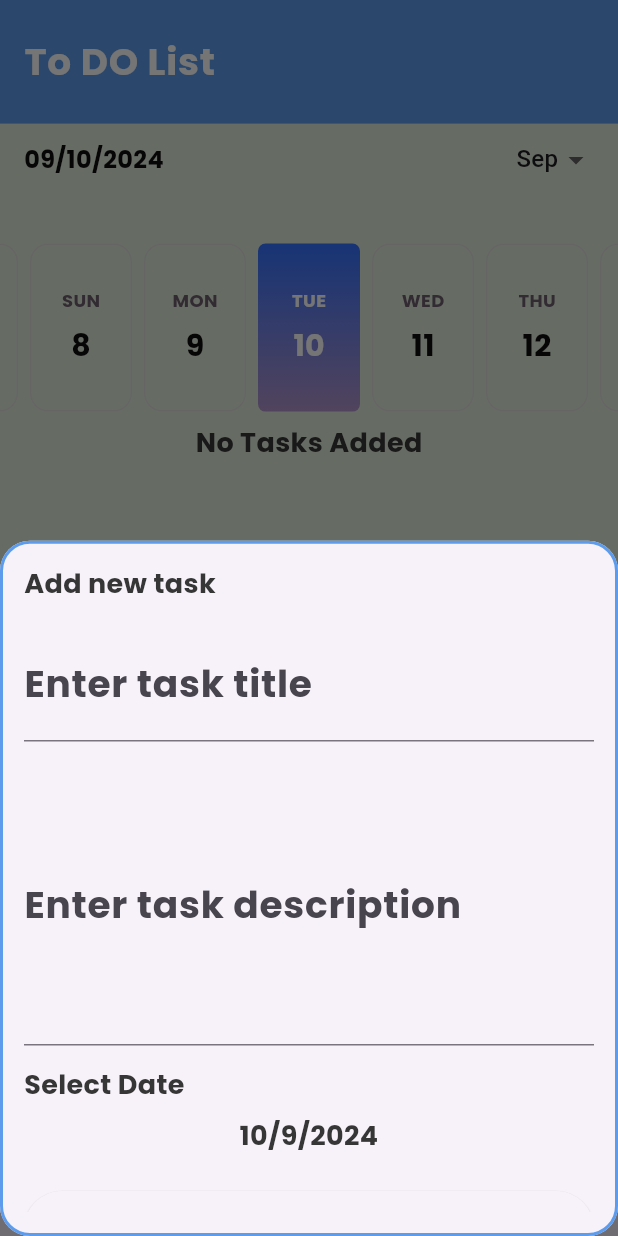
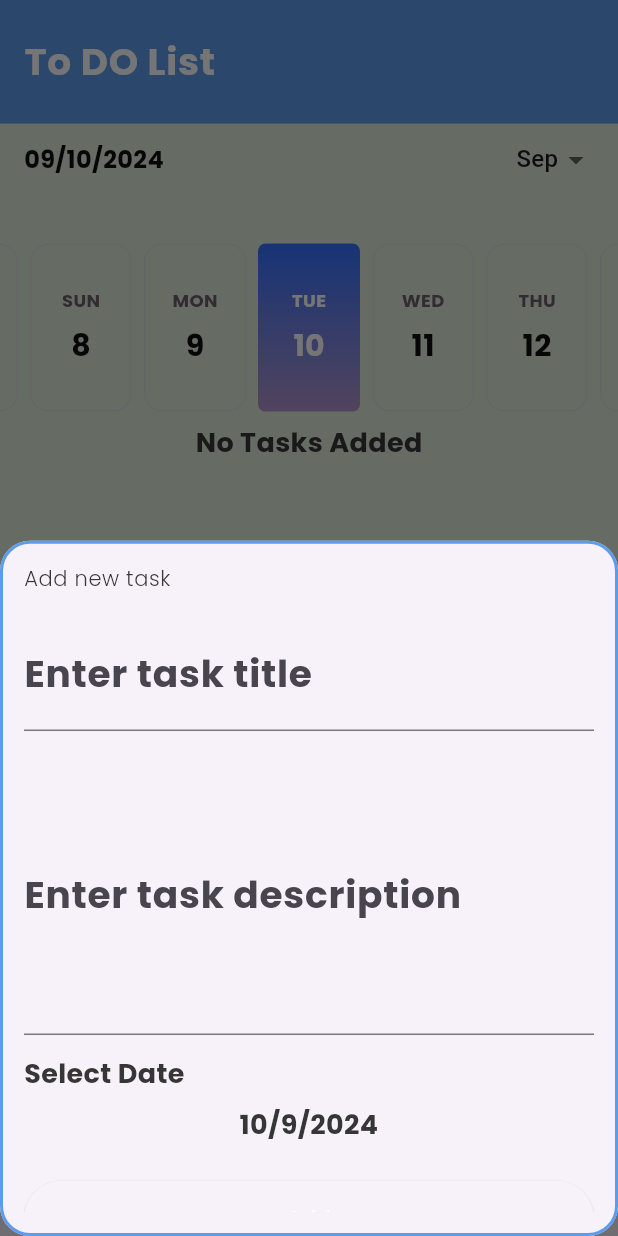
Before and after one commit to Menna-Allah148/to-do-list-app, a Flutter app: the screen it shows after launch, after a tap on the "add" icon, on a phone screen of 412 x 824 dp. Run offline on Flutter 3.47's test engine with Material 3 defaults, Android fonts, the phone set to English and light mode, and no system bars; drawn by our look-alikes of easy_date_timeline; our stand-ins replace cloud_firestore, firebase_core, flutter_bloc, flutter_slidable, google_fonts, shared_preferences; accounts and stored records are empty; generated files the repository leaves out were written again.

Commit message:
to do list app

```diff
--- a/to_do_app_final/lib/home/task/add_task_bottom_sheet.dart
+++ b/to_do_app_final/lib/home/task/add_task_bottom_sheet.dart
@@ -32,7 +32,7 @@ class _AddTaskBottomSheetState extends State<AddTaskBottomSheet> {
           children: [
             Text(
               AppLocalizations.of(context)!.add_new_task,
-              style: Theme.of(context).textTheme.bodyMedium,
+              style: Theme.of(context).textTheme.bodySmall,
             ),
             const SizedBox(height: 16), // Space between the text and form
             Form(
--- a/to_do_app_final/lib/provider/app_config_provider.dart
+++ b/to_do_app_final/lib/provider/app_config_provider.dart
@@ -1,20 +1,42 @@
 import 'package:flutter/material.dart';
+import 'package:shared_preferences/shared_preferences.dart';
 
 class AppConfigProvider extends ChangeNotifier {
   String appLanguage = 'en';
-   ThemeMode appMode = ThemeMode.light;
-  void changeLanguage(String newLanguage) {
+  ThemeMode appMode = ThemeMode.light;
+  SharedPreferences? sharedPreferences;
+
+  AppConfigProvider() {
+    getConfigData();
+  }
+
+  Future<void> getConfigData() async {
+    sharedPreferences = await SharedPreferences.getInstance();
+    appLanguage = sharedPreferences!.getString("appLanguage") ?? "en";
+    appMode = sharedPreferences!.getString("appMode") == "dark"
+        ? ThemeMode.dark
+        : ThemeMode.light;
+    notifyListeners();
+  }
+
+  void changeLanguage(String newLanguage) async {
     if (appLanguage == newLanguage) {
       return;
     }
+    sharedPreferences = await SharedPreferences.getInstance();
+    await sharedPreferences!.setString("appLanguage", newLanguage);
     appLanguage = newLanguage;
     notifyListeners();
   }
 
-  void changeTheme(ThemeMode newTheme) {
+  void changeTheme(ThemeMode newTheme) async {
     if (appMode == newTheme) {
       return;
     }
+    sharedPreferences = await SharedPreferences.getInstance();
+    // Fix the typo here
+    await sharedPreferences!
+        .setString("appMode", newTheme == ThemeMode.dark ? "dark" : "light");
     appMode = newTheme;
     notifyListeners();
   }
--- a/to_do_app_final/pubspec.yaml
+++ b/to_do_app_final/pubspec.yaml
@@ -56,6 +56,7 @@ dependencies:
   provider: ^6.1.2
   firebase_core: ^2.24.2
   cloud_firestore: ^4.14.0
+  shared_preferences: ^2.2.3
 
 # For information on the generic Dart part of this file, see the
 # following page: https://dart.dev/tools/pub/pubspec
```
Also changed, not shown: to_do_app_final/pubspec.lock, 1 other file.
